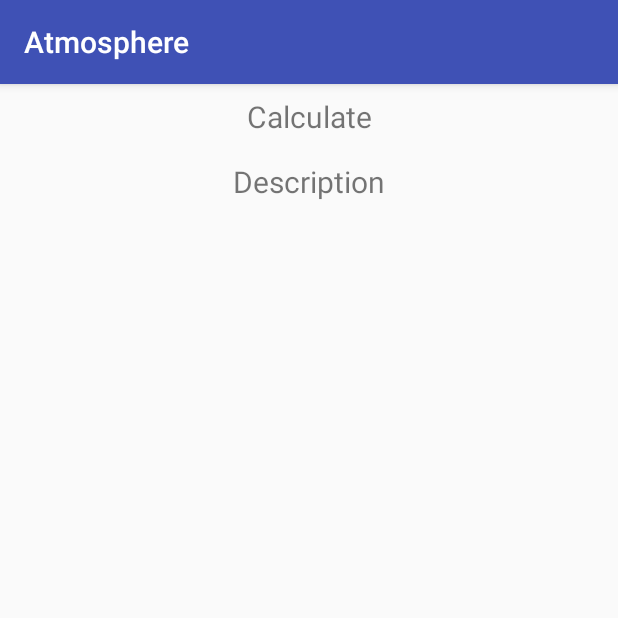
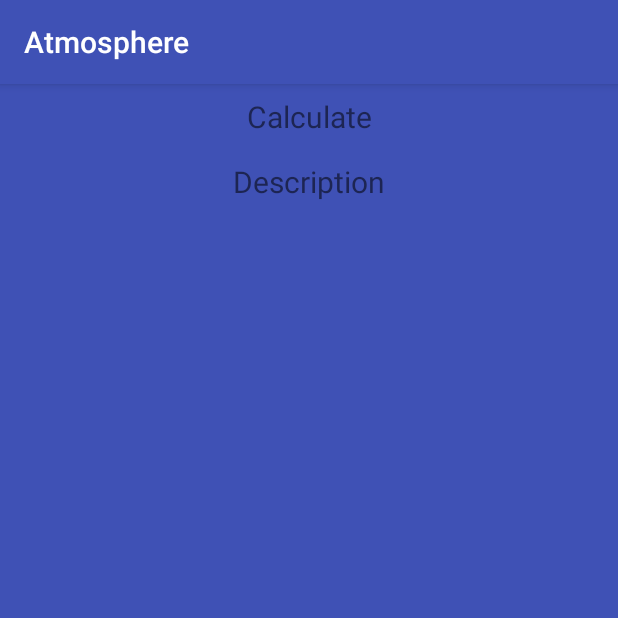
Before and after one commit to since85stas/Atmosphere02, an Android app: the screen it shows after launch (MainActivity), on a phone screen of 412 x 824 dp, the top half of it. Run offline under Robolectric (Android 15) with nearby library versions, the phone set to English and light mode, and no system bars.

```diff
--- a/app/src/main/res/layout/activity_main.xml
+++ b/app/src/main/res/layout/activity_main.xml
@@ -4,6 +4,7 @@
     android:layout_width="match_parent"
     android:layout_height="match_parent"
     tools:context="com.batura.stas.atmosphere.MainActivity"
+    android:background="@color/colorPrimary"
     android:orientation="vertical">
 
     <TextView
@@ -11,14 +12,14 @@
         android:layout_width="match_parent"
         android:layout_height="wrap_content"
         android:gravity="center"
-        android:padding="8dp"
-        android:text="Calculate"
-        android:textSize="20sp" />
+        android:text="@string/calculate"
+        android:textSize="20sp"
+        android:padding="8dp"/>
     <TextView
         android:id="@+id/description_text"
         android:layout_width="match_parent"
         android:layout_height="wrap_content"
-        android:text="Description"
+        android:text="@string/Description"
         android:textSize="20sp"
         android:gravity="center"
         android:padding="8dp"
--- a/app/src/main/res/values/strings.xml
+++ b/app/src/main/res/values/strings.xml
@@ -1,3 +1,5 @@
 <resources>
     <string name="app_name">Atmosphere</string>
+    <string name="calculate">Calculate</string>
+    <string name="Description">Description</string>
 </resources>
```
